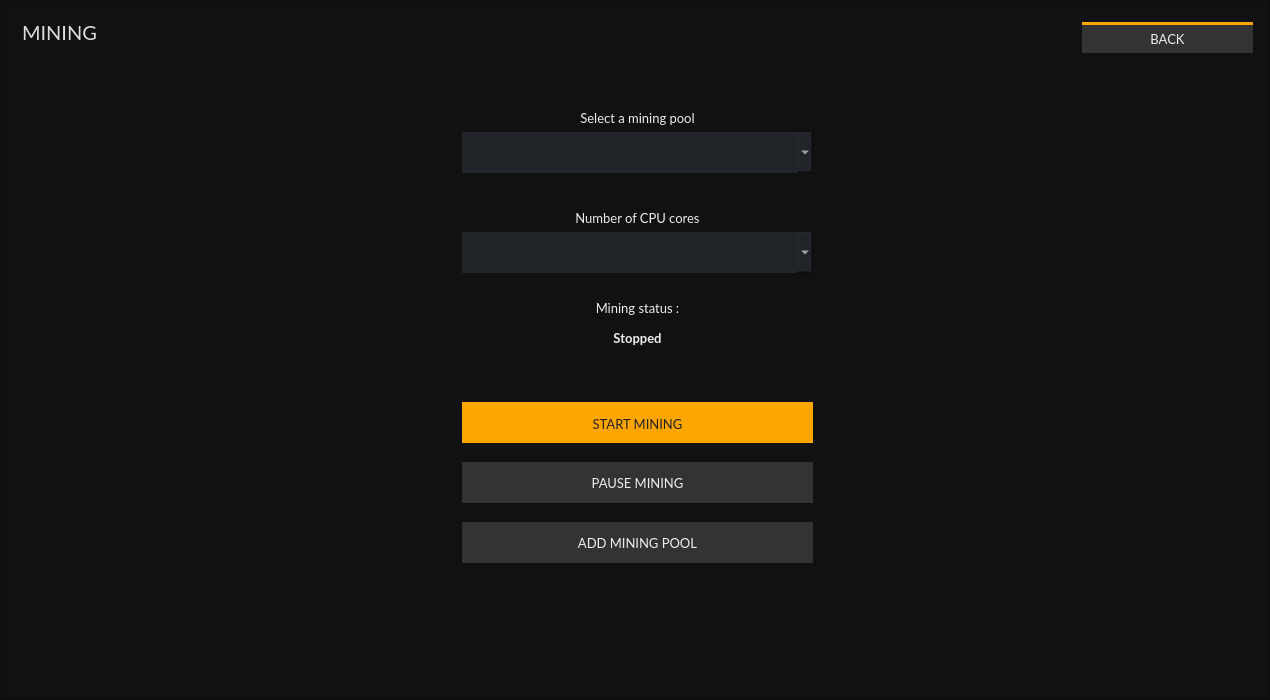
The window that src/gui/ui/miningframe.ui (ConcealNetwork/conceal-desktop) describes before a commit, drawn with Qt 5.
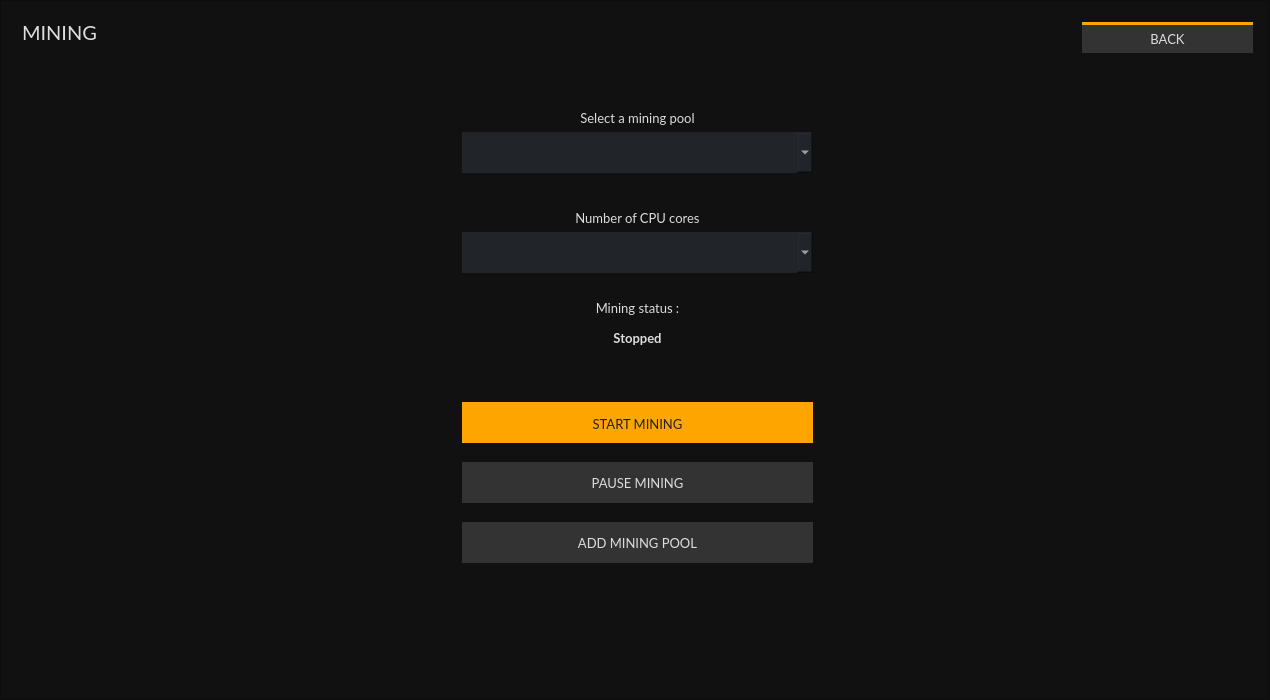
The same window after the commit.

Patch:
```diff
--- a/src/gui/ui/miningframe.ui
+++ b/src/gui/ui/miningframe.ui
@@ -20,7 +20,7 @@
    <string>Frame</string>
   </property>
   <property name="styleSheet">
-   <string notr="true">color: #eee;
+   <string notr="true">color: #ddd;
 background:#111;</string>
   </property>
   <property name="frameShape">
@@ -78,7 +78,7 @@
        </font>
       </property>
       <property name="styleSheet">
-       <string notr="true">color: #eee;</string>
+       <string notr="true">color: #ddd;</string>
       </property>
       <property name="text">
        <string>Select a mining pool</string>
@@ -128,7 +128,7 @@
        </font>
       </property>
       <property name="styleSheet">
-       <string notr="true">color: #eee;</string>
+       <string notr="true">color: #ddd;</string>
       </property>
       <property name="text">
        <string>Number of CPU cores</string>
@@ -175,7 +175,7 @@
        </font>
       </property>
       <property name="styleSheet">
-       <string notr="true">color: #eee; background-color: #333; 
+       <string notr="true">color: #ddd; background-color: #333; 
 border-right: 0px;</string>
       </property>
       <property name="text">
@@ -198,7 +198,7 @@
        </font>
       </property>
       <property name="styleSheet">
-       <string notr="true">color: #eee;</string>
+       <string notr="true">color: #ddd;</string>
       </property>
       <property name="text">
        <string>Mining status :</string>
@@ -225,7 +225,7 @@
        </font>
       </property>
       <property name="styleSheet">
-       <string notr="true">color: #eee;</string>
+       <string notr="true">color: #ddd;</string>
       </property>
       <property name="text">
        <string>Stopped</string>
@@ -282,7 +282,7 @@
        </font>
       </property>
       <property name="styleSheet">
-       <string notr="true">color: #eee; background-color: #333; 
+       <string notr="true">color: #ddd; background-color: #333; 
 border-right: 0px;</string>
       </property>
       <property name="text">
@@ -314,7 +314,7 @@
        </font>
       </property>
       <property name="styleSheet">
-       <string notr="true">color: #eee; background-color: #333; border-top: 3px solid orange;</string>
+       <string notr="true">color: #ddd; background-color: #333; border-top: 3px solid orange;</string>
       </property>
       <property name="text">
        <string>BACK</string>
```
